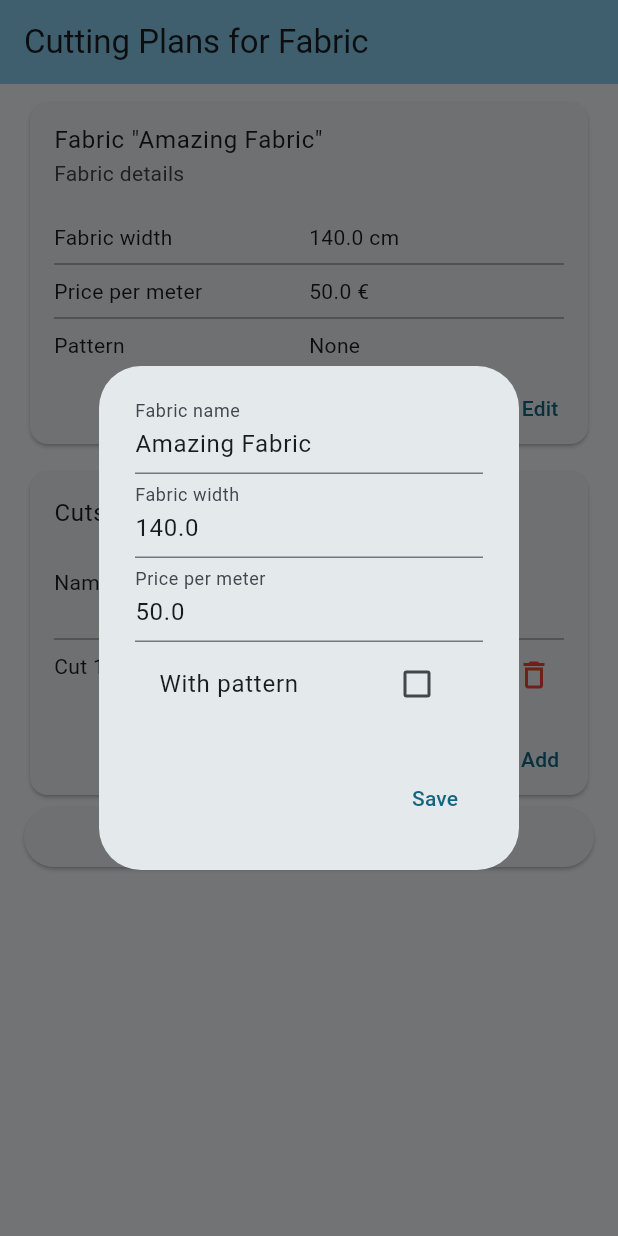
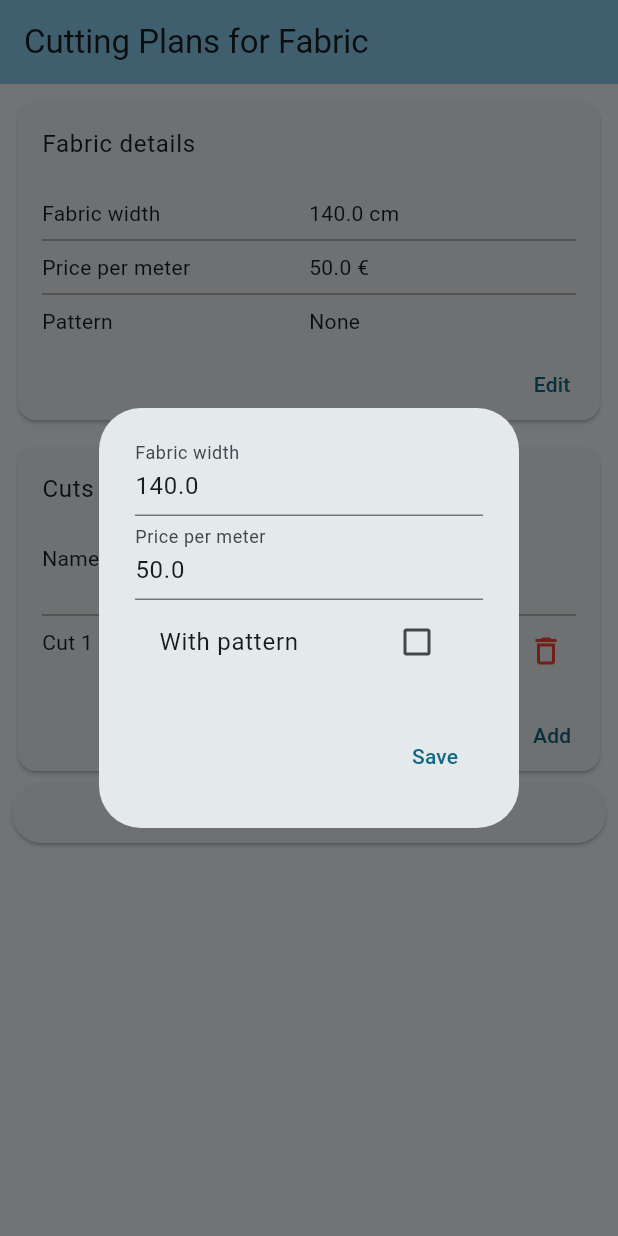
Before and after one commit to coyotte508/cutting-fabric, a Flutter app: the screen it shows after launch, after a tap on "Edit", on a phone screen of 412 x 824 dp. Run offline on Flutter 3.47's test engine with Material 3 defaults, Android fonts, the phone set to English and light mode, and no system bars; our stand-ins replace shared_preferences; generated files the repository leaves out were written again.

```diff
--- a/lib/cut_dialog.dart
+++ b/lib/cut_dialog.dart
@@ -1,6 +1,6 @@
 import 'package:flutter/material.dart';
 import 'package:flutter_gen/gen_l10n/app_localizations.dart';
-import 'package:upholstery_cutting_tool/utils.dart';
+import 'package:cutting_fabric/utils.dart';
 import 'fabric.dart';
 
 class CutDialogContent extends StatefulWidget {
--- a/lib/fabric.dart
+++ b/lib/fabric.dart
@@ -1,14 +1,12 @@
-import 'package:upholstery_cutting_tool/utils.dart';
+import 'package:cutting_fabric/utils.dart';
 
 class FabricInfo {
   int width;
-  String name;
   int pricePerMeter;
   PatternInfo? pattern;
 
   FabricInfo({
     required this.width,
-    required this.name,
     required this.pricePerMeter,
     this.pattern,
   });
@@ -16,7 +14,6 @@ class FabricInfo {
   static fromJson(Map<String, dynamic> json) {
     return FabricInfo(
       width: json["width"],
-      name: json["name"],
       pricePerMeter: json["price"],
       pattern: json["pattern"] != null ? PatternInfo.fromJson(json["pattern"]) : null,
     );
@@ -25,7 +22,6 @@ class FabricInfo {
   Map<String, dynamic> toJson() {
     return {
       "width": width,
-      "name": name,
       "price": pricePerMeter,
       "pattern": pattern?.toJson(),
     };
--- a/lib/fabric_dialog.dart
+++ b/lib/fabric_dialog.dart
@@ -1,6 +1,6 @@
 import 'package:flutter/material.dart';
 import 'package:flutter_gen/gen_l10n/app_localizations.dart';
-import 'package:upholstery_cutting_tool/utils.dart';
+import 'package:cutting_fabric/utils.dart';
 import 'dart:math';
 import 'fabric.dart';
 
@@ -24,7 +24,6 @@ class _FabricDialogContentState extends State<FabricDialogContent> {
 
   final _fabricWidthController = TextEditingController();
   final _pricePerMeterController = TextEditingController();
-  final _fabricNameController = TextEditingController();
   final _patternWidthController = TextEditingController();
   final _patternLengthController = TextEditingController();
 
@@ -43,11 +42,6 @@ class _FabricDialogContentState extends State<FabricDialogContent> {
         _fabric.pricePerMeter = euroToInt(double.parse(_pricePerMeterController.text));
       });
     });
-    _fabricNameController.addListener(() {
-      setState(() {
-        _fabric.name = _fabricNameController.text;
-      });
-    });
     _patternWidthController.addListener(() {
       setState(() {
         _fabric.pattern?.width = cmToInt(double.parse(_patternWidthController.text));
@@ -61,7 +55,6 @@ class _FabricDialogContentState extends State<FabricDialogContent> {
 
     _fabricWidthController.text = (intToCm(_fabric.width)).toString();
     _pricePerMeterController.text = (intToEuro(_fabric.pricePerMeter)).toString();
-    _fabricNameController.text = _fabric.name;
     _patternWidthController.text = (intToCm((_fabric.pattern ?? PatternInfo()).width)).toString();
     _patternLengthController.text = (intToCm((_fabric.pattern ?? PatternInfo()).length)).toString();
   }
@@ -70,7 +63,6 @@ class _FabricDialogContentState extends State<FabricDialogContent> {
   void dispose() {
     _fabricWidthController.dispose();
     _pricePerMeterController.dispose();
-    _fabricNameController.dispose();
     _patternWidthController.dispose();
     _patternLengthController.dispose();
     super.dispose();
@@ -90,10 +82,6 @@ class _FabricDialogContentState extends State<FabricDialogContent> {
         content: Column(
           mainAxisSize: MainAxisSize.min,
           children: <Widget>[
-            TextField(
-              controller: _fabricNameController,
-              decoration: InputDecoration(labelText: AppLocalizations.of(context)!.fabricName),
-            ),
             TextField(
               controller: _fabricWidthController,
               decoration: InputDecoration(labelText: AppLocalizations.of(context)!.fabricWidth),
--- a/lib/fabric_painter.dart
+++ b/lib/fabric_painter.dart
@@ -1,7 +1,7 @@
 import 'dart:ui';
 
 import 'package:flutter/material.dart';
-import 'package:upholstery_cutting_tool/algorithm.dart';
+import 'package:cutting_fabric/algorithm.dart';
 import 'fabric.dart';
 
 class FabricPainter extends CustomPainter {
--- a/lib/l10n/app_en.arb
+++ b/lib/l10n/app_en.arb
@@ -13,21 +13,8 @@
       }
     }
   },
-  "defaultFabricName": "Amazing Fabric",
-  "@defaultFabricName": {},
-  "fabricCardTitle": "Fabric \"{name}\"",
-  "@fabricCardTitle": {
-    "placeholders": {
-      "name": {
-        "type": "String",
-        "example": "Amazing Fabric"
-      }
-    }
-  },
-  "fabricCardSubtitle": "Fabric details",
-  "@fabricCardSubtitle": {},
-  "fabricName": "Fabric name",
-  "@fabricName": {},
+  "fabricCardTitle": "Fabric details",
+  "@fabricCardTitle": {},
   "fabricWidth": "Fabric width",
   "@fabricWidth": {},
   "fabricPricePerMeter": "Price per meter",
--- a/lib/main.dart
+++ b/lib/main.dart
@@ -4,9 +4,9 @@ import 'dart:isolate';
 import 'package:flutter_gen/gen_l10n/app_localizations.dart';
 import 'package:flutter_localizations/flutter_localizations.dart';
 import 'package:flutter/material.dart';
-import 'package:upholstery_cutting_tool/algorithm.dart';
-import 'package:upholstery_cutting_tool/cut_dialog.dart';
-import 'package:upholstery_cutting_tool/utils.dart';
+import 'package:cutting_fabric/algorithm.dart';
+import 'package:cutting_fabric/cut_dialog.dart';
+import 'package:cutting_fabric/utils.dart';
 import 'dart:math';
 import 'fabric_dialog.dart';
 import 'fabric_painter.dart';
@@ -128,7 +128,6 @@ class _MyHomePageState extends State<MyHomePage> {
     if (!_initialized) {
       _fabric = FabricInfo(
         width: cmToInt(140),
-        name: AppLocalizations.of(context)!.defaultFabricName,
         pricePerMeter: euroToInt(50),
       );
       _cuts = [
@@ -173,16 +172,18 @@ class _MyHomePageState extends State<MyHomePage> {
         title: Text(AppLocalizations.of(context)!.appBarTitle),
       ),
       body: Padding(
-        padding: const EdgeInsets.symmetric(horizontal: 16.0, vertical: 8.0),
+        padding: const EdgeInsets.symmetric(horizontal: 8.0, vertical: 0.0),
         child: ListView(
           children: <Widget>[
+            const SizedBox.square(
+              dimension: 8.0,
+            ),
             Card(
               child: Column(
                 mainAxisSize: MainAxisSize.min,
                 children: [
                   ListTile(
-                    title: Text(AppLocalizations.of(context)!.fabricCardTitle(_fabric.name)),
-                    subtitle: Text(AppLocalizations.of(context)!.fabricCardSubtitle),
+                    title: Text(AppLocalizations.of(context)!.fabricCardTitle),
                   ),
                   Padding(
                     padding: const EdgeInsets.fromLTRB(16.0, 0, 16.0, 0.0),
--- a/pubspec.yaml
+++ b/pubspec.yaml
@@ -1,5 +1,5 @@
-name: upholstery_cutting_tool
-description: "A new Flutter project."
+name: cutting_fabric
+description: "Generate cutting plans for fabric rolls"
 # The following line prevents the package from being accidentally published to
 # pub.dev using `flutter pub publish`. This is preferred for private packages.
 publish_to: "none" # Remove this line if you wish to publish to pub.dev
```
Also changed, not shown: lib/l10n/app_fr.arb (+2 -15 lines), 15 other files.
